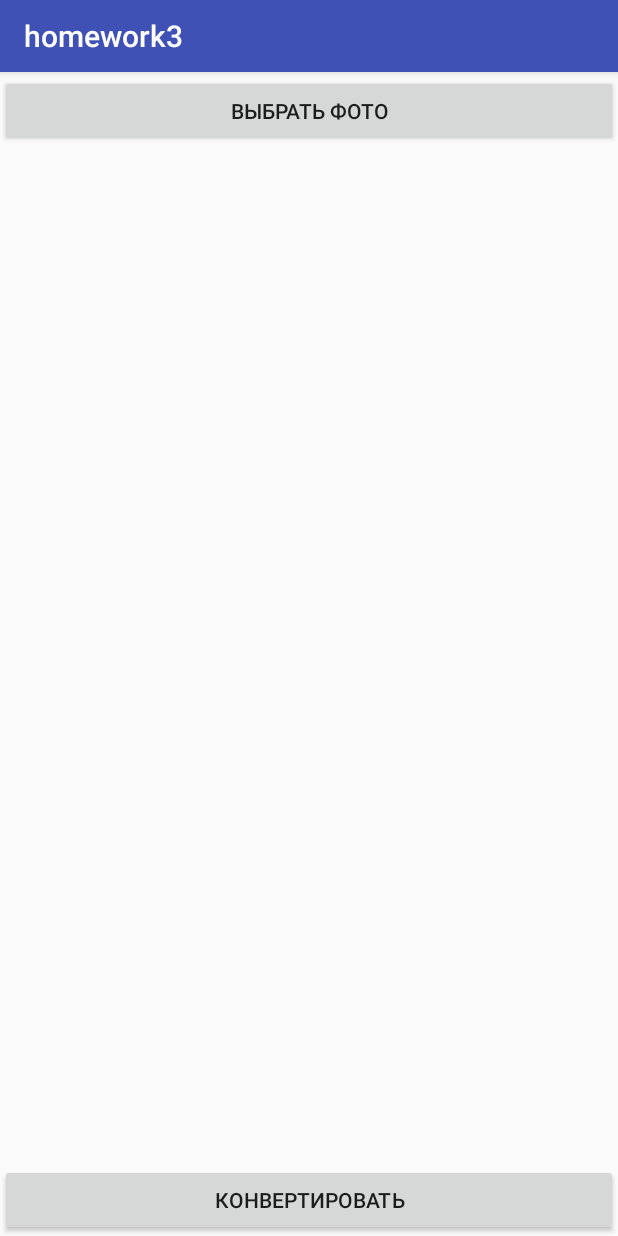
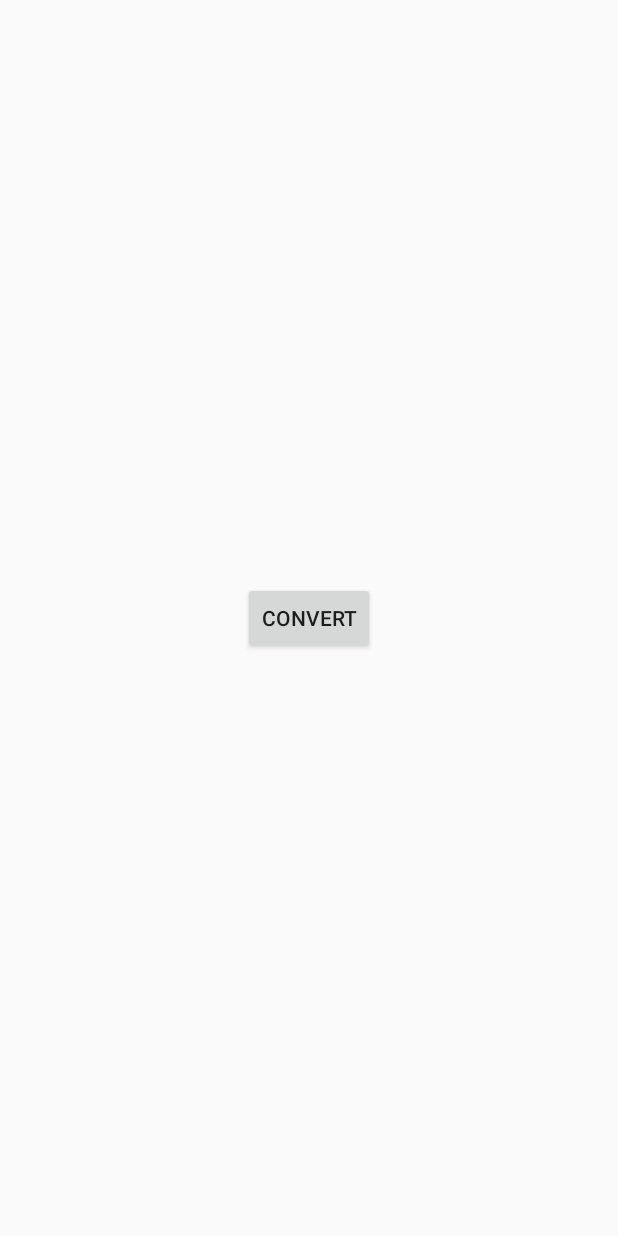
Before and after one commit to AntonZarytski/AndroidPopLibs, an Android app: the screen it shows after launch (MainActivity), on a phone screen of 412 x 824 dp. Run offline under Robolectric (Android 15) with nearby library versions, the phone set to English and light mode, and no system bars; our stand-ins replace ButterKnife, RxJava.

Commit message:
Обновил репозиторий

```diff
--- a/app/src/main/AndroidManifest.xml
+++ b/app/src/main/AndroidManifest.xml
@@ -6,6 +6,7 @@
     <uses-permission android:name="android.permission.WRITE_EXTERNAL_STORAGE" />
 
     <application
+        android:name=".App"
         android:allowBackup="true"
         android:icon="@mipmap/ic_launcher"
         android:roundIcon="@mipmap/ic_launcher_round"
--- /dev/null
+++ b/app/src/main/java/com/example/anton/androidlibhomework/App.java
@@ -0,0 +1,17 @@
+package com.example.anton.androidlibhomework;
+
+import android.app.Application;
+
+public class App extends Application {
+    private static App instance;
+
+    public static App getInstance() {
+        return instance;
+    }
+
+    @Override
+    public void onCreate() {
+        super.onCreate();
+        instance = this;
+    }
+}
--- /dev/null
+++ b/app/src/main/java/com/example/anton/androidlibhomework/ImageConverter.java
@@ -0,0 +1,8 @@
+package com.example.anton.androidlibhomework;
+
+import io.reactivex.Single;
+
+
+public interface ImageConverter {
+    Single<String> convertJpegToPng(String source, String dest);
+}
--- /dev/null
+++ b/app/src/main/java/com/example/anton/androidlibhomework/ImageConverterImpl.java
@@ -0,0 +1,33 @@
+package com.example.anton.androidlibhomework;
+
+import android.content.Context;
+import android.graphics.Bitmap;
+import android.net.Uri;
+import android.provider.MediaStore;
+
+import io.reactivex.Single;
+import io.reactivex.SingleOnSubscribe;
+import io.reactivex.schedulers.Schedulers;
+
+
+public class ImageConverterImpl implements ImageConverter {
+    Context context;
+
+    public ImageConverterImpl(Context context) {
+        this.context = context;
+    }
+
+    @Override
+    public Single<String> convertJpegToPng(String source, String dest) {
+        return Single.create((SingleOnSubscribe<String>) emitter ->
+        {
+            try {
+                Bitmap bitmap = MediaStore.Images.Media.getBitmap(context.getContentResolver(), Uri.parse(source));
+                bitmap.compress(Bitmap.CompressFormat.PNG, 100, context.getContentResolver().openOutputStream(Uri.parse(dest)));
+                emitter.onSuccess("success");
+            } catch (Exception e) {
+                emitter.onError(e);
+            }
+        }).subscribeOn(Schedulers.computation());
+    }
+}
--- /dev/null
+++ b/app/src/main/java/com/example/anton/androidlibhomework/MainPresenter.java
@@ -0,0 +1,57 @@
+package com.example.anton.androidlibhomework;
+
+import android.util.Log;
+
+import io.reactivex.Scheduler;
+import io.reactivex.SingleObserver;
+import io.reactivex.disposables.Disposable;
+
+
+public class MainPresenter {
+    MainView view;
+    Scheduler scheduler;
+    Disposable convertationSubscription;
+    private ImageConverter converter;
+
+    public MainPresenter(MainView view, Scheduler scheduler, ImageConverter converter) {
+        this.view = view;
+        this.scheduler = scheduler;
+        this.converter = converter;
+    }
+
+    public void convertButtonClick() {
+        view.pickImage();
+    }
+
+    public void convertImage(String source, String dest) {
+        view.showConvertProgressDialog();
+        converter.convertJpegToPng(source, dest)
+                .observeOn(scheduler)
+                .subscribeWith(new SingleObserver<String>() {
+                    @Override
+                    public void onSubscribe(Disposable d) {
+                        convertationSubscription = d;
+                    }
+
+                    @Override
+                    public void onSuccess(String s) {
+                        view.showConvertationSuccessMessage();
+                        view.dismissConvertProgressDialog();
+                    }
+
+                    @Override
+                    public void onError(Throwable e) {
+                        Log.e("TAG", "error", e);
+                        view.showConvertationFailedMessage();
+                        view.dismissConvertProgressDialog();
+                    }
+                });
+    }
+
+    public void onConvertationCanceled() {
+        if (convertationSubscription != null && !convertationSubscription.isDisposed()) {
+            convertationSubscription.dispose();
+            view.dismissConvertProgressDialog();
+        }
+    }
+}
--- /dev/null
+++ b/app/src/main/java/com/example/anton/androidlibhomework/MainView.java
@@ -0,0 +1,14 @@
+package com.example.anton.androidlibhomework;
+
+
+public interface MainView {
+    void pickImage();
+
+    void showConvertProgressDialog();
+
+    void dismissConvertProgressDialog();
+
+    void showConvertationSuccessMessage();
+
+    void showConvertationFailedMessage();
+}
--- a/app/src/main/res/layout/activity_main.xml
+++ b/app/src/main/res/layout/activity_main.xml
@@ -1,71 +1,19 @@
-<?xml version="1.0" encoding="utf-8"?>
-<android.support.design.widget.CoordinatorLayout xmlns:android="http://schemas.android.com/apk/res/android"
+<?xml version="1.0" encoding="UTF-8"?>
+<android.support.constraint.ConstraintLayout xmlns:android="http://schemas.android.com/apk/res/android"
+    xmlns:app="http://schemas.android.com/apk/res-auto"
     xmlns:tools="http://schemas.android.com/tools"
-    xmlns:app="http://schemas.android.com/apk/res-auto"
     android:layout_width="match_parent"
     android:layout_height="match_parent"
-    android:orientation="vertical"
-    android:fitsSystemWindows="true"
-    style="@style/AppTheme.NoActionBar"
     tools:context=".MainActivity">
 
-        <android.support.design.widget.AppBarLayout
-            android:id="@+id/appbar"
-            android:layout_width="match_parent"
-            android:layout_height="wrap_content"
-            app:layout_scrollFlags="scroll|enterAlways"
-            android:gravity="center">
-            <android.support.v7.widget.Toolbar
-                android:id="@+id/toolbar"
-                android:layout_width="match_parent"
-                android:layout_height="48dp"
-                android:layout_weight="1"
-                android:background="@color/colorPrimary"
-                app:layout_scrollFlags="scroll|enterAlways"
-                app:title="@string/app_name"
-                app:popupTheme="@style/AppTheme"
-                app:titleTextColor="@color/white"/>
+    <Button
+        android:id="@+id/convert_to_png_btn"
+        android:layout_width="wrap_content"
+        android:layout_height="wrap_content"
+        android:text="Convert"
+        app:layout_constraintBottom_toBottomOf="parent"
+        app:layout_constraintLeft_toLeftOf="parent"
+        app:layout_constraintRight_toRightOf="parent"
+        app:layout_constraintTop_toTopOf="parent" />
 
-        </android.support.design.widget.AppBarLayout>
-
-    <RelativeLayout
-        android:layout_width="wrap_content"
-        android:layout_height="wrap_content">
-
-        <Button
-            android:id="@+id/choose_photo_btn"
-            android:layout_width="match_parent"
-            android:layout_height="wrap_content"
-            android:layout_alignParentStart="true"
-            android:layout_alignParentTop="true"
-            android:layout_marginTop="50dp"
-            android:text="@string/choose_photo" />
-        <FrameLayout
-            android:layout_width="match_parent"
-            android:layout_height="wrap_content"
-            android:layout_centerVertical="true">
-            <ImageView
-                android:id="@+id/choosen_photo_iv"
-                android:layout_width="match_parent"
-                android:layout_height="wrap_content"
-                android:layout_gravity="center"
-                android:layout_margin="16dp" />
-
-            <ImageView
-                android:id="@+id/waiting"
-                android:layout_width="50dp"
-                android:layout_height="50dp"
-                android:layout_gravity="center"
-                app:srcCompat="@drawable/waiting" />
-        </FrameLayout>
-
-
-        <Button
-            android:id="@+id/convert_to_png_btn"
-            android:layout_width="match_parent"
-            android:layout_height="wrap_content"
-            android:layout_alignParentBottom="true"
-            android:text="@string/convert" />
-
-    </RelativeLayout>
-</android.support.design.widget.CoordinatorLayout>
+</android.support.constraint.ConstraintLayout>
--- a/app/src/main/res/values/strings.xml
+++ b/app/src/main/res/values/strings.xml
@@ -2,5 +2,11 @@
     <string name="app_name">homework3</string>
     <string name="choose_photo">Выбрать фото</string>
     <string name="convert">конвертировать</string>
+    <string name="permissons_required">Необходим доступ</string>
+    <string name="permissions_required_message">Пожалуйста, предоставьте доступ к запрашивемым функциям</string>
+    <string name="cancel">Отмена</string>
+    <string name="convertation_in_progress">Идет конвертация...</string>
+    <string name="convertation_success">Конвертация прошла успешно</string>
+    <string name="convertation_failed">Конвертация не удалась</string>
     <string name="appbar_scrolling_view_behavior" translatable="false">android.support.design.widget.AppBarLayout$ScrollingViewBehavior</string>
 </resources>
```
Also changed, not shown: app/src/main/java/com/example/anton/androidlibhomework/MainActivity.java (+89 -113 lines).
